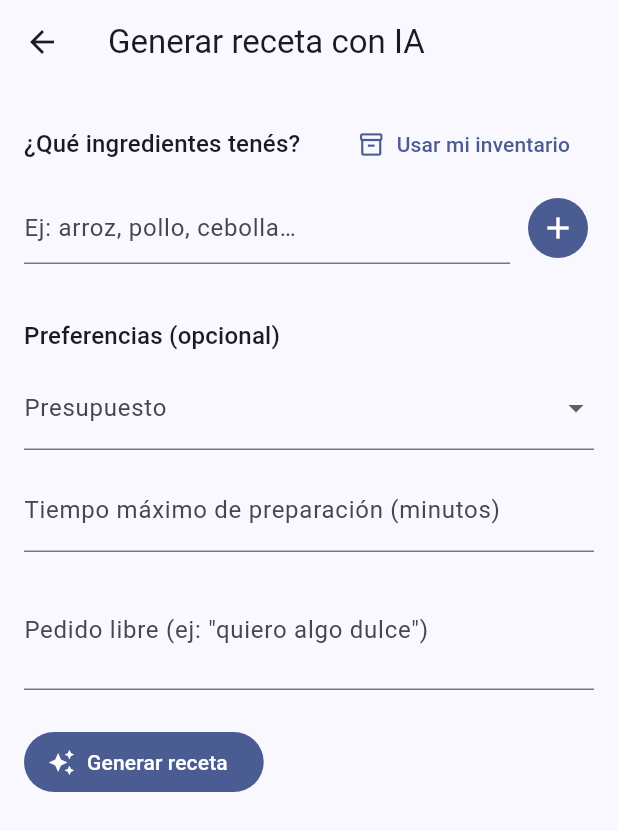
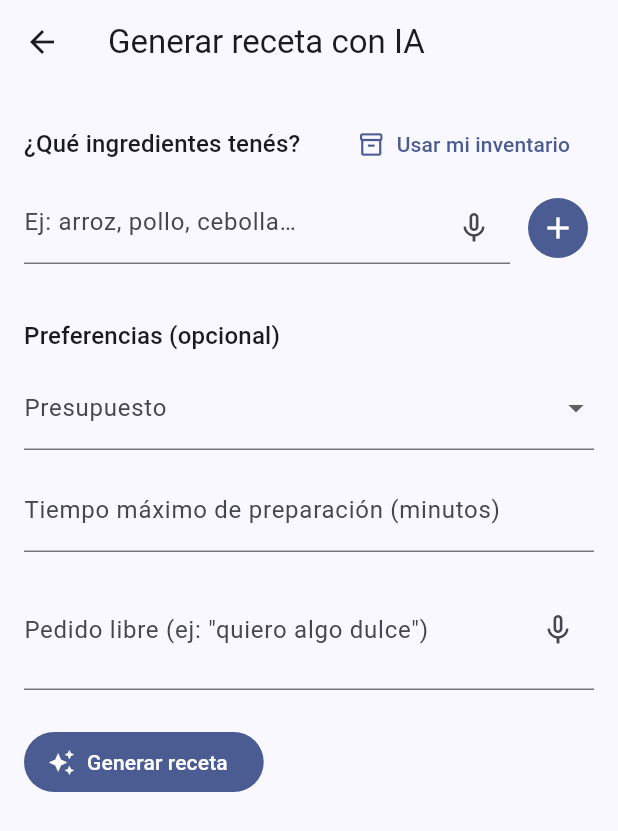
Before and after one commit to ShinraCodeApp/chef-ai-shinra, a Flutter app: the GenerateRecipeScreen screen opened directly, on a phone screen of 412 x 824 dp. Shown: the top 831 px of the screen. Run offline on Flutter 3.47's test engine with Material 3 defaults, Android fonts, the phone set to English and light mode, and no system bars; our stand-ins replace dio, flutter_contacts, flutter_local_notifications, flutter_secure_storage, flutter_tts, image_picker and 4 more; accounts and stored records are empty; network calls fail.

Commit message:
feat: add voice dictation to all text input fields
VoiceTextField and VoiceInputButton widgets wrap speech_to_text.
Integrated in: generate recipe (ingredient + free text), inventory
add item, profile health notes, recipe search/ingredient filter.

Co-Authored-By: Claude Sonnet 4.6 <noreply@anthropic.com>

```diff
--- a/app/lib/screens/generate_recipe/generate_recipe_screen.dart
+++ b/app/lib/screens/generate_recipe/generate_recipe_screen.dart
@@ -4,6 +4,7 @@ import 'package:provider/provider.dart';
 import '../../core/api_client.dart';
 import '../../providers/inventory_provider.dart';
 import '../../providers/recipes_provider.dart';
+import '../../widgets/voice_text_field.dart';
 import '../recipes/recipe_detail_screen.dart';
 
 class GenerateRecipeScreen extends StatefulWidget {
@@ -182,7 +183,7 @@ class _GenerateRecipeScreenState extends State<GenerateRecipeScreen> {
             Row(
               children: [
                 Expanded(
-                  child: TextField(
+                  child: VoiceTextField(
                     controller: _ingredientController,
                     decoration: const InputDecoration(
                       hintText: 'Ej: arroz, pollo, cebolla…',
@@ -232,12 +233,13 @@ class _GenerateRecipeScreenState extends State<GenerateRecipeScreen> {
                   _maxPrepTimeMinutes = int.tryParse(value),
             ),
             const SizedBox(height: 12),
-            TextField(
+            VoiceTextField(
               controller: _freeTextController,
               decoration: const InputDecoration(
                 labelText: 'Pedido libre (ej: "quiero algo dulce")',
               ),
               maxLines: 2,
+              appendMode: true,
             ),
             if (_error != null) ...[
               const SizedBox(height: 12),
--- a/app/lib/screens/profile/profile_screen.dart
+++ b/app/lib/screens/profile/profile_screen.dart
@@ -6,6 +6,7 @@ import '../../core/notifications_service.dart';
 import '../../models/user.dart';
 import '../../models/weight_log.dart';
 import '../../providers/auth_provider.dart';
+import '../../widgets/voice_text_field.dart';
 
 const _sexOptions = {'male': 'Masculino', 'female': 'Femenino', 'other': 'Otro'};
 const _goalOptions = {
@@ -423,10 +424,10 @@ class _ProfileScreenState extends State<ProfileScreen> {
               ?.copyWith(color: Colors.grey.shade600),
         ),
         const SizedBox(height: 8),
-        TextField(
+        VoiceTextField(
           controller: _healthNotesController,
           maxLines: 3,
-          maxLength: 500,
+          appendMode: true,
           decoration: const InputDecoration(
             hintText: 'Ej: gastritis, embarazo, resistencia a la insulina...',
             border: OutlineInputBorder(),
--- /dev/null
+++ b/app/lib/widgets/voice_text_field.dart
@@ -0,0 +1,138 @@
+import 'package:flutter/material.dart';
+import 'package:speech_to_text/speech_to_text.dart';
+
+/// Botón de micrófono reutilizable. Escucha hasta que el usuario para de hablar
+/// y llama [onResult] con el texto transcripto.
+class VoiceInputButton extends StatefulWidget {
+  const VoiceInputButton({
+    super.key,
+    required this.onResult,
+    this.locale = 'es_AR',
+  });
+
+  final void Function(String text) onResult;
+  final String locale;
+
+  @override
+  State<VoiceInputButton> createState() => _VoiceInputButtonState();
+}
+
+class _VoiceInputButtonState extends State<VoiceInputButton>
+    with SingleTickerProviderStateMixin {
+  final _stt = SpeechToText();
+  bool _available = false;
+  bool _listening = false;
+  late final AnimationController _pulse;
+
+  @override
+  void initState() {
+    super.initState();
+    _pulse = AnimationController(
+      vsync: this,
+      duration: const Duration(milliseconds: 700),
+    )..repeat(reverse: true);
+    _initSpeech();
+  }
+
+  Future<void> _initSpeech() async {
+    final ok = await _stt.initialize(onError: (_) => _stopListening());
+    if (mounted) setState(() => _available = ok);
+  }
+
+  Future<void> _startListening() async {
+    if (!_available) return;
+    setState(() => _listening = true);
+    await _stt.listen(
+      localeId: widget.locale,
+      onResult: (result) {
+        if (result.finalResult) {
+          widget.onResult(result.recognizedWords);
+          _stopListening();
+        }
+      },
+    );
+  }
+
+  void _stopListening() {
+    _stt.stop();
+    if (mounted) setState(() => _listening = false);
+  }
+
+  @override
+  void dispose() {
+    _pulse.dispose();
+    _stt.stop();
+    super.dispose();
+  }
+
+  @override
+  Widget build(BuildContext context) {
+    if (!_available) return const SizedBox.shrink();
+    final color = Theme.of(context).colorScheme;
+    return AnimatedBuilder(
+      animation: _pulse,
+      builder: (_, __) => IconButton(
+        icon: Icon(
+          _listening ? Icons.mic : Icons.mic_none,
+          color: _listening
+              ? Color.lerp(color.error, color.primary, _pulse.value)
+              : color.onSurfaceVariant,
+        ),
+        tooltip: _listening ? 'Escuchando…' : 'Dictado por voz',
+        onPressed: _listening ? _stopListening : _startListening,
+      ),
+    );
+  }
+}
+
+/// TextField con botón de micrófono integrado al final.
+class VoiceTextField extends StatelessWidget {
+  const VoiceTextField({
+    super.key,
+    required this.controller,
+    this.decoration = const InputDecoration(),
+    this.keyboardType,
+    this.maxLines = 1,
+    this.onSubmitted,
+    this.onChanged,
+    this.locale = 'es_AR',
+    this.appendMode = false,
+  });
+
+  final TextEditingController controller;
+  final InputDecoration decoration;
+  final TextInputType? keyboardType;
+  final int? maxLines;
+  final void Function(String)? onSubmitted;
+  final void Function(String)? onChanged;
+  final String locale;
+
+  /// Si true, el texto dictado se agrega al existente; si false lo reemplaza.
+  final bool appendMode;
+
+  @override
+  Widget build(BuildContext context) {
+    return TextField(
+      controller: controller,
+      decoration: decoration.copyWith(
+        suffixIcon: VoiceInputButton(
+          locale: locale,
+          onResult: (text) {
+            final newText = appendMode
+                ? '${controller.text}${controller.text.isEmpty ? '' : ' '}$text'
+                : text;
+            controller.value = TextEditingValue(
+              text: newText,
+              selection: TextSelection.collapsed(offset: newText.length),
+            );
+            onChanged?.call(newText);
+          },
+        ),
+      ),
+      keyboardType: keyboardType,
+      maxLines: maxLines,
+      onSubmitted: onSubmitted,
+      onChanged: onChanged,
+    );
+  }
+}
```
Also changed, not shown: app/lib/screens/inventory/add_inventory_item_screen.dart (+7 -1 lines), app/lib/screens/recipes/recipes_list_screen.dart (+27 -3 lines).
